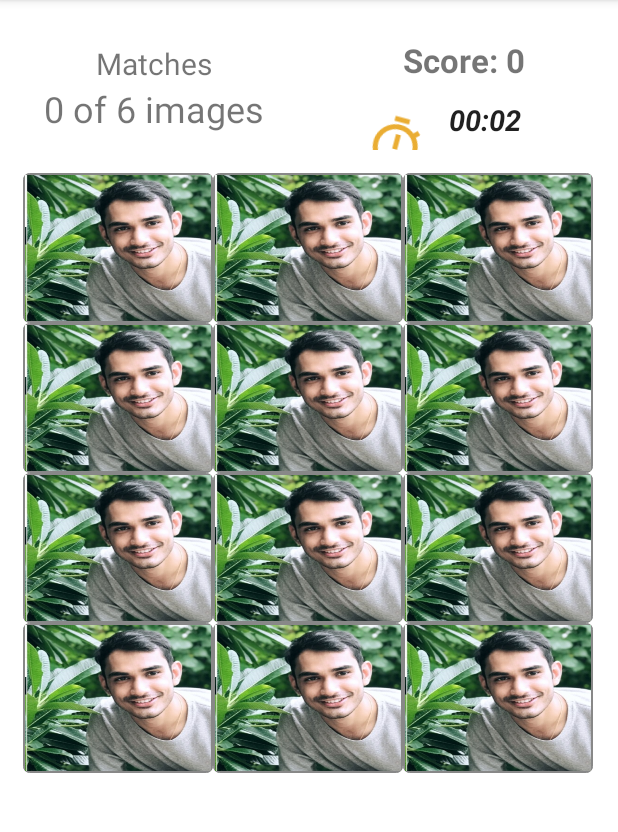
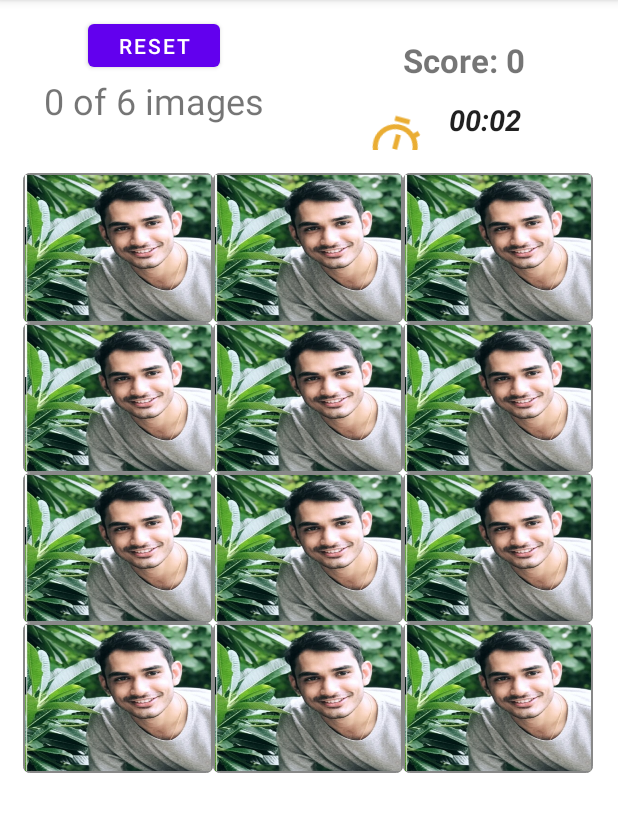
Before and after one commit to ChuaShuErn/Android_Game_Team03, an Android app: the PlayActivity screen opened directly, with no data from a screen before it, on a phone screen of 412 x 824 dp, the part 84-916 px from its top. Run offline under Robolectric (Android 15) with nearby library versions, the phone set to English and light mode, and no system bars.

Commit message:
Reset button implemented

```diff
--- a/app/src/main/java/iss/workshop/android_game_t3/PlayActivity.java
+++ b/app/src/main/java/iss/workshop/android_game_t3/PlayActivity.java
@@ -9,6 +9,7 @@ import android.content.res.ColorStateList;
 import android.graphics.Bitmap;
 import android.graphics.BitmapFactory;
 import android.graphics.Color;
+import android.os.Build;
 import android.os.Bundle;
 import android.os.Handler;
 import android.os.SystemClock;
@@ -38,6 +39,7 @@ public class PlayActivity extends AppCompatActivity implements AdapterView.OnIte
 
     private final ArrayList<ImageDTO> selectedImages = new ArrayList<>();
     private final ArrayList<ImageDTO> gameImages = new ArrayList<>();
+    private Activity mActivity;
 
     //---This variables are used in the run-up timer
     private Chronometer stopWatch;
@@ -64,6 +66,8 @@ public class PlayActivity extends AppCompatActivity implements AdapterView.OnIte
     int score = 0;
     EditText inputName;
     AlertDialog myPopUpWinDialog;
+    AlertDialog myPopUpResetDialog;
+    Button resetBtn;
 
     //This function is just a helper method -- to be deleted
     public void getSelectedImages(List<String> filePaths) {
@@ -95,7 +99,9 @@ public class PlayActivity extends AppCompatActivity implements AdapterView.OnIte
     @Override
     protected void onCreate(Bundle savedInstanceState) {
         super.onCreate(savedInstanceState);
+
         setContentView(R.layout.activity_play);
+        mActivity = PlayActivity.this;
         Intent intent = getIntent();
         List<String> imagePaths = intent.getStringArrayListExtra("image_paths");
         getSelectedImages(imagePaths);
@@ -110,6 +116,8 @@ public class PlayActivity extends AppCompatActivity implements AdapterView.OnIte
         initGridView();
         startStopWatch();
         initMatchView();
+        initResetBtn();
+
 
 
         //This is a thread to change displayed images back to dummy when there is no match
@@ -146,8 +154,12 @@ public class PlayActivity extends AppCompatActivity implements AdapterView.OnIte
     @SuppressLint("SetTextI18n")
     @Override
     public void onItemClick(AdapterView<?> parent, View view, int position, long id) {
+
+
         //Prevent the user to click on another image before the animation ends.
         if (SystemClock.elapsedRealtime() - mLastClickTime < 500) return;
+
+
 
 
         GridView gridView = findViewById(R.id.gameGridView);
@@ -316,6 +328,57 @@ public class PlayActivity extends AppCompatActivity implements AdapterView.OnIte
             startActivity(intent);
 
         }
+        if (id == R.id.resetGameBtn){
+            PopUpReset();
+        }
+
+        if (id == R.id.playAgainBtn){
+            //restart activity
+            restartActivity(mActivity);
+
+        }
+
+    }
+    public void PopUpReset(){
+        //Inflate PopUpLose layout in a view
+        LayoutInflater inflater = (LayoutInflater) this.getSystemService(Activity.LAYOUT_INFLATER_SERVICE);
+        View myPopUpLose = inflater.inflate(R.layout.pop_up_reset, null, false);
+
+        //putting view into a pop-up
+        AlertDialog.Builder builder = new AlertDialog.Builder(this);
+        builder.setView(myPopUpLose);
+        builder.setCancelable(false);
+        myPopUpResetDialog = builder.create();
+
+        //display Text and buttons
+
+        final Button playAgainBtn = myPopUpLose.findViewById(R.id.playAgainBtn);
+
+        //set Listener
+        if(playAgainBtn != null){
+            playAgainBtn.setOnClickListener(this);
+        }
+        myPopUpResetDialog.show();
+
+
+
+    }
+
+    public void initResetBtn(){
+        resetBtn = findViewById(R.id.resetGameBtn);
+        if (resetBtn != null){
+            resetBtn.setOnClickListener(this);
+        }
+
+    }
+    public void restartActivity(Activity activity){
+        if (Build.VERSION.SDK_INT >= 11){
+            activity.recreate();
+        }
+        else{
+            activity.finish();
+            activity.startActivity(activity.getIntent());
+        }
     }
 
 
--- a/app/src/main/res/layout/activity_play.xml
+++ b/app/src/main/res/layout/activity_play.xml
@@ -25,15 +25,14 @@
             app:layout_constraintHeight_percent="0.5"
             app:layout_constraintTop_toTopOf="parent">
 
-            <TextView
-                android:id="@+id/matchesTitle"
-                android:layout_width="match_parent"
+            <Button
+                android:id="@+id/resetGameBtn"
+                android:layout_width="wrap_content"
                 android:layout_height="0dp"
-                android:layout_marginTop="20dp"
-                android:text="@string/matches"
-                android:layout_weight="1"
-                android:gravity="bottom|center"
-                android:textSize="20sp" />
+                android:layout_marginTop="10dp"
+                android:layout_gravity="center_horizontal"
+                android:text="@string/reset"
+                android:layout_weight="1" />
 
             <TextView
                 android:id="@+id/matchCounter"
@@ -106,7 +105,7 @@
         <GridLayout
             android:id="@+id/imageGrid"
             android:layout_width="match_parent"
-            android:layout_height="match_parent"
+            android:layout_height="570dp"
             android:layout_marginTop="0dp"
             android:columnCount="3"
             android:gravity="center"
@@ -127,8 +126,13 @@
                 android:numColumns="3"
                 android:scrollbars="none"
                 android:verticalSpacing="0dip" />
+
+
         </GridLayout>
+
+
     </LinearLayout>
 
 
+
 </androidx.constraintlayout.widget.ConstraintLayout>
--- a/app/src/main/res/values/strings.xml
+++ b/app/src/main/res/values/strings.xml
@@ -4,4 +4,10 @@
     <string name="url_hint">Your image catalogue URL</string>
     <string name="matches">Matches</string>
     <string name="default_search_url">https://stocksnap.io/search/food</string>
+    <string name="Lose">Sorry, you took too much time!</string>
+    <string name="BackToHome">Back to Home</string>
+    <string name="play_again">Play again</string>
+    <string name="Speed">Speed is Key! Are you ready?</string>
+    <string name="LetsGo">Let\'s Go!</string>
+    <string name="reset">Reset</string>
 </resources>
```
Also changed, not shown: app/src/main/res/layout/pop_up_reset.xml (added, +36 -0 lines).
